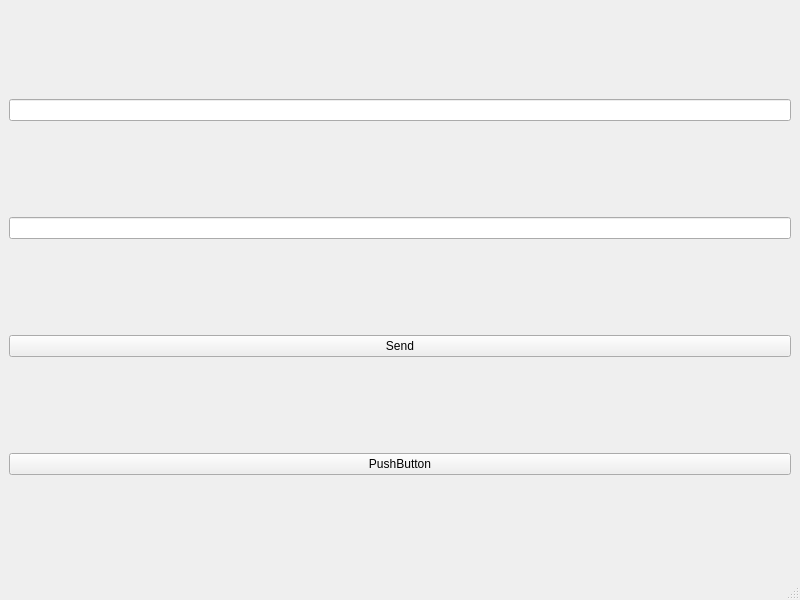
miikeGit/P2PClient, file mainwindow.ui: the form before one commit.
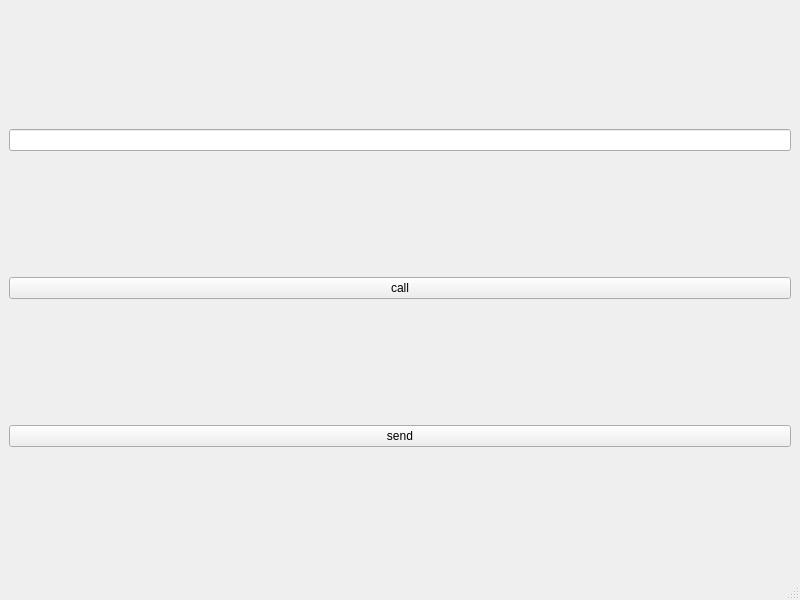
The form after the commit.

The edit to the form file:
```diff
--- a/mainwindow.ui
+++ b/mainwindow.ui
@@ -19,19 +19,16 @@
      <widget class="QLineEdit" name="targetIdLineEdit"/>
     </item>
     <item>
-     <widget class="QLineEdit" name="messageLineEdit"/>
-    </item>
-    <item>
-     <widget class="QPushButton" name="sendButton">
+     <widget class="QPushButton" name="callButton">
       <property name="text">
-       <string>Send</string>
+       <string>call</string>
       </property>
      </widget>
     </item>
     <item>
-     <widget class="QPushButton" name="callButton">
+     <widget class="QPushButton" name="sendFileButton">
       <property name="text">
-       <string>PushButton</string>
+       <string>send</string>
       </property>
      </widget>
     </item>
```
